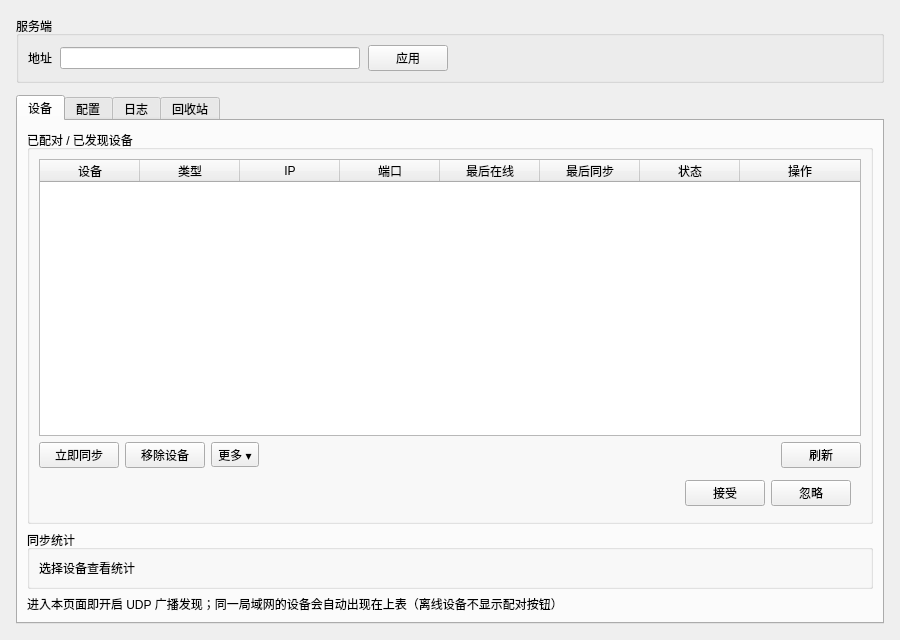
This is src/syncpage.ui in PT123123/aw-qtui as Qt 5 draws it before an edit. The edited form follows.
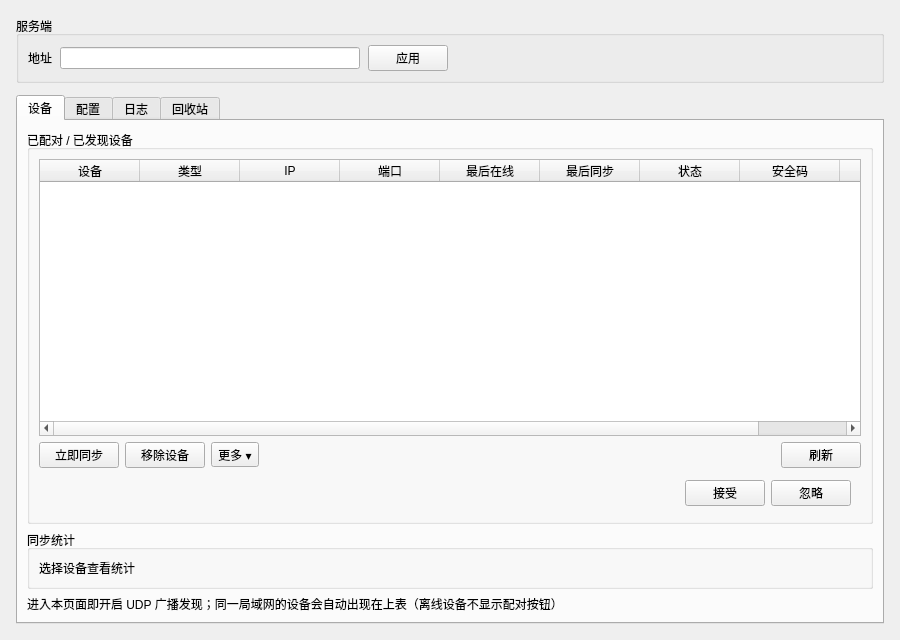
This is the edited form. Custom widgets are drawn as their Qt base class.

```diff
--- a/src/syncpage.ui
+++ b/src/syncpage.ui
@@ -152,6 +152,14 @@
               <string>状态</string>
              </property>
             </column>
+            <column>
+             <property name="text">
+              <string>安全码</string>
+             </property>
+             <property name="toolTip">
+              <string>&lt;html&gt;&lt;head/&gt;&lt;body&gt;&lt;p&gt;与对端屏幕上显示的码核对一致，才说明中间没有第三人。同步报文体用它对应的密钥加密。&lt;/p&gt;&lt;/body&gt;&lt;/html&gt;</string>
+             </property>
+            </column>
             <column>
              <property name="text">
               <string>操作</string>
```
